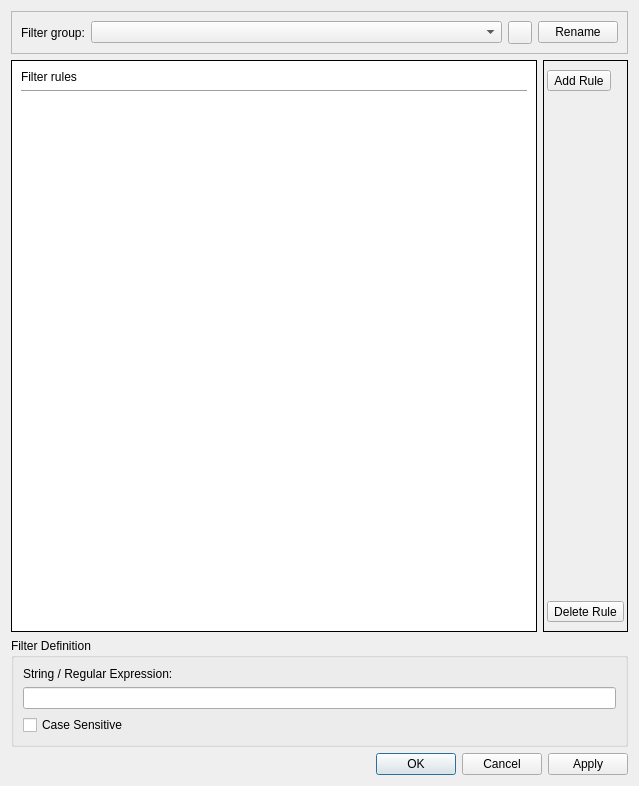
The window that src/gui/filter/FilterDialog.ui (tomvodi/QTail) describes before a commit, drawn with Qt 5.
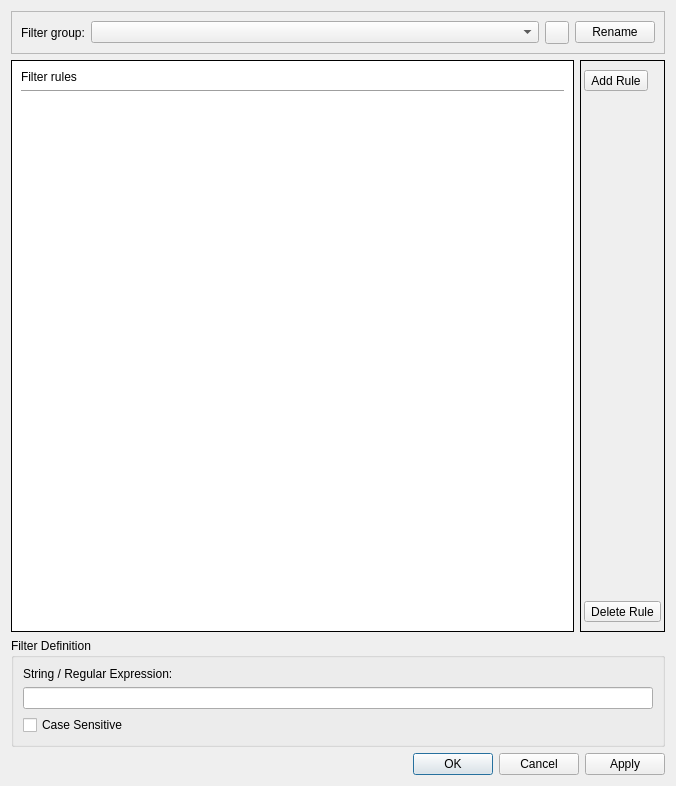
The same window after the commit. Icons and pictures are not drawn.

```diff
--- a/src/gui/filter/FilterDialog.ui
+++ b/src/gui/filter/FilterDialog.ui
@@ -6,7 +6,7 @@
    <rect>
     <x>0</x>
     <y>0</y>
-    <width>639</width>
+    <width>676</width>
     <height>786</height>
    </rect>
   </property>
```
